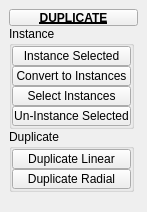
Before: the Qt Designer form tentacle/ui/3/duplicate.ui in m3trik/tentacle, drawn with Qt 5.
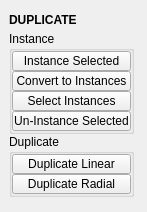
After: the same form once the commit is applied. Custom widgets are drawn as their Qt base class.

The edit to the form file:
```diff
--- a/tentacle/ui/3/duplicate.ui
+++ b/tentacle/ui/3/duplicate.ui
@@ -82,32 +82,28 @@
        <number>0</number>
       </property>
       <item>
-       <widget class="PushButtonDraggable" name="draggable_header">
+       <widget class="Draggable_header" name="draggable_header">
         <property name="minimumSize">
          <size>
-          <width>19</width>
-          <height>17</height>
+          <width>0</width>
+          <height>22</height>
          </size>
         </property>
         <property name="maximumSize">
          <size>
-          <width>999</width>
-          <height>17</height>
+          <width>125</width>
+          <height>22</height>
          </size>
         </property>
         <property name="font">
          <font>
           <weight>75</weight>
           <bold>true</bold>
-          <underline>true</underline>
          </font>
         </property>
         <property name="text">
          <string>DUPLICATE</string>
         </property>
-        <property name="checkable">
-         <bool>true</bool>
-        </property>
        </widget>
       </item>
       <item>
@@ -441,16 +437,16 @@
   </widget>
  </widget>
  <customwidgets>
-  <customwidget>
-   <class>PushButtonDraggable</class>
-   <extends>QPushButton</extends>
-   <header>widgets.pushbuttondraggable.h</header>
-  </customwidget>
   <customwidget>
    <class>PushButton</class>
    <extends>QPushButton</extends>
    <header>widgets.pushbutton.h</header>
   </customwidget>
+  <customwidget>
+   <class>Draggable_header</class>
+   <extends>QLabel</extends>
+   <header>draggable_header.h</header>
+  </customwidget>
  </customwidgets>
  <resources/>
  <connections/>
```
